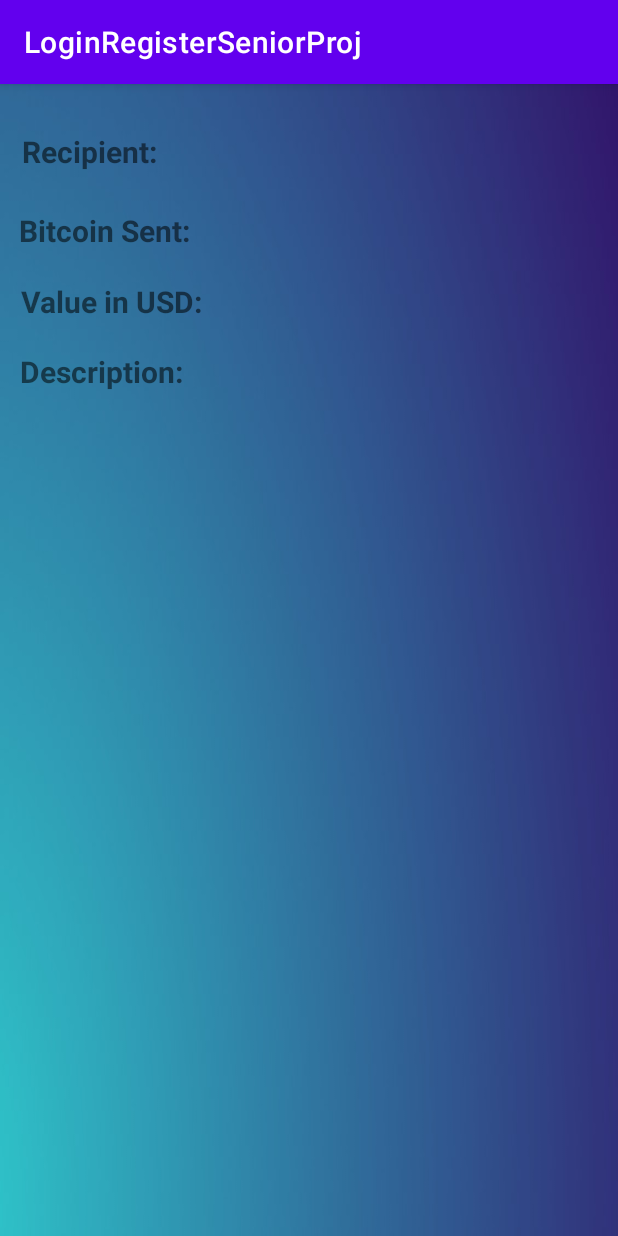
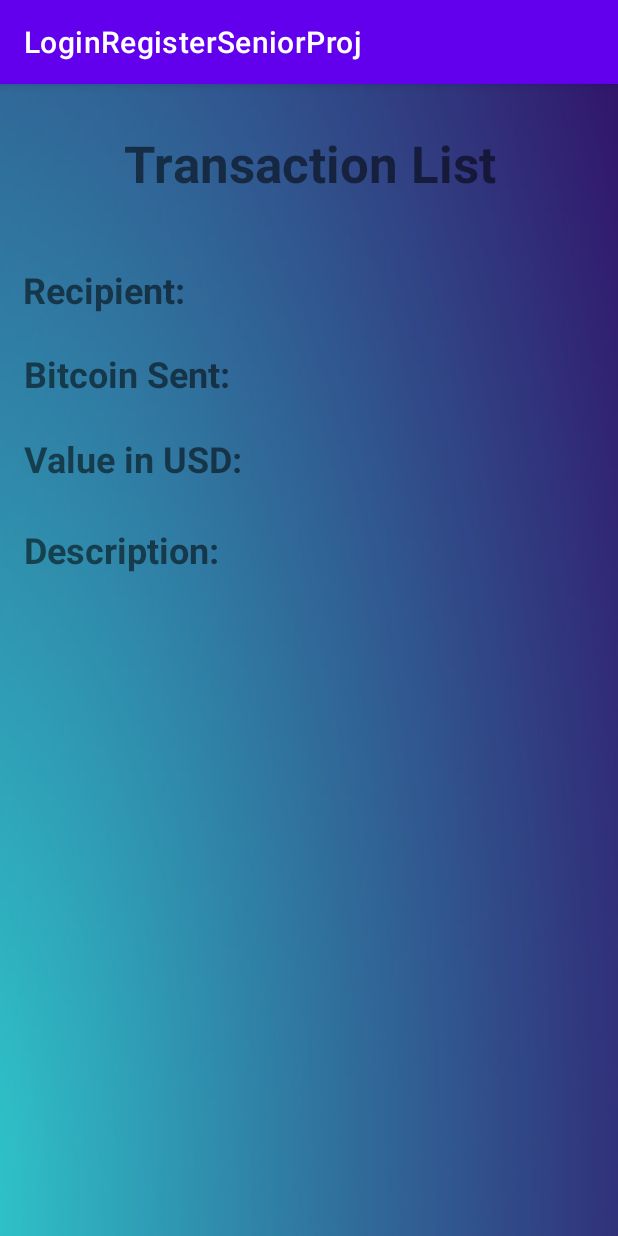
Before and after one commit to eddmarre/SmartSave, an Android app: the CryptoTransactionsList screen opened directly, with no data from a screen before it, on a phone screen of 412 x 824 dp. Run offline under Robolectric (Android 15) with nearby library versions, the phone set to English and light mode, and no system bars.

Commit message:
Adjusted text for transaction list

```diff
--- a/app/src/main/res/layout/activity_crypto_transactions.xml
+++ b/app/src/main/res/layout/activity_crypto_transactions.xml
@@ -18,7 +18,7 @@
 -->
     <androidx.cardview.widget.CardView
         android:layout_width="372dp"
-        android:layout_height="298dp"
+        android:layout_height="0dp"
         android:layout_margin="10dp"
         android:layout_weight="1"
         card_view:cardBackgroundColor="#0a3628"
@@ -107,6 +107,7 @@
                 android:textSize="20sp"
                 android:textStyle="bold" />
 
+
             <EditText
                 android:id="@+id/usdvalueid"
                 android:layout_width="match_parent"
@@ -142,6 +143,19 @@
                 android:textSize="20sp"
                 android:textStyle="bold" />
 
+            <Button
+                android:id="@+id/cryptoconvertbtn"
+                android:layout_width="wrap_content"
+                android:layout_gravity="center"
+                android:layout_height="wrap_content"
+                android:onClick="convertonclick"
+                android:text="@string/_convertbtn"
+                android:fontFamily="serif"
+                android:textColor="#fff"
+                android:background="#000000"
+                android:textStyle="bold"
+                android:clickable="true"
+                android:focusable="true" />
 
             <Button
                 android:id="@+id/sendbtn1"
@@ -152,16 +166,12 @@
                 android:background="#000000"
                 android:fontFamily="serif"
                 android:onClick="doSend"
-                android:text="Send"
+                android:text="@string/_sendbtn"
                 android:textColor="#fff"
-                android:textStyle="bold" />
+                android:textStyle="bold"
+                android:clickable="true"
+                android:focusable="true" />
 
-            <Button
-                android:id="@+id/cryptoconvertbtn"
-                android:layout_width="match_parent"
-                android:layout_height="wrap_content"
-                android:onClick="convertonclick"
-                android:text="Convert" />
 
         </LinearLayout>
 
--- a/app/src/main/res/layout/activity_crypto_transactions_list.xml
+++ b/app/src/main/res/layout/activity_crypto_transactions_list.xml
@@ -13,107 +13,121 @@
         android:id="@+id/showBTCValue"
         android:layout_width="wrap_content"
         android:layout_height="wrap_content"
-        android:text="TextView"
-        android:textSize="20sp"
+        android:text="@string/btcsenttxtview"
+        android:textSize="24sp"
         app:layout_constraintBottom_toBottomOf="parent"
         app:layout_constraintEnd_toEndOf="parent"
-        app:layout_constraintHorizontal_bias="0.0"
+        app:layout_constraintHorizontal_bias="0.05"
         app:layout_constraintStart_toEndOf="@+id/btcsenttext"
         app:layout_constraintTop_toTopOf="parent"
-        app:layout_constraintVertical_bias="0.113" />
+        app:layout_constraintVertical_bias="0.24" />
 
     <TextView
         android:id="@+id/showUSDValue"
         android:layout_width="wrap_content"
         android:layout_height="wrap_content"
-        android:text="TextView"
-        android:textSize="20sp"
+        android:text="@string/_usdvaluetxtview"
+        android:textSize="24sp"
         app:layout_constraintBottom_toBottomOf="parent"
         app:layout_constraintEnd_toEndOf="parent"
-        app:layout_constraintHorizontal_bias="0.035"
+        app:layout_constraintHorizontal_bias="0.125"
         app:layout_constraintStart_toEndOf="@+id/btcsenttext"
         app:layout_constraintTop_toTopOf="parent"
-        app:layout_constraintVertical_bias="0.177" />
+        app:layout_constraintVertical_bias="0.317" />
 
     <TextView
         android:id="@+id/showReciptextview"
         android:layout_width="wrap_content"
         android:layout_height="wrap_content"
-        android:text="TextView"
-        android:textSize="20sp"
+        android:text="@string/_reciptxtview"
+        android:textSize="24sp"
         app:layout_constraintBottom_toBottomOf="parent"
         app:layout_constraintEnd_toEndOf="parent"
-        app:layout_constraintHorizontal_bias="0.0"
+        app:layout_constraintHorizontal_bias="0.089"
         app:layout_constraintStart_toEndOf="@+id/reciptext"
         app:layout_constraintTop_toTopOf="parent"
-        app:layout_constraintVertical_bias="0.042" />
+        app:layout_constraintVertical_bias="0.164" />
 
     <TextView
         android:id="@+id/reciptext"
         android:layout_width="wrap_content"
         android:layout_height="wrap_content"
-        android:text="Recipient:"
-        android:textSize="20sp"
+        android:text="@string/recipient"
+        android:textSize="24sp"
         android:textStyle="bold"
         app:layout_constraintBottom_toBottomOf="parent"
         app:layout_constraintEnd_toEndOf="parent"
-        app:layout_constraintHorizontal_bias="0.045"
+        app:layout_constraintHorizontal_bias="0.05"
         app:layout_constraintStart_toStartOf="parent"
         app:layout_constraintTop_toTopOf="parent"
-        app:layout_constraintVertical_bias="0.042" />
+        app:layout_constraintVertical_bias="0.164" />
 
     <TextView
         android:id="@+id/btcsenttext"
         android:layout_width="wrap_content"
         android:layout_height="wrap_content"
-        android:text="Bitcoin Sent:"
-        android:textSize="20sp"
+        android:text="@string/bitcoin_sent"
+        android:textSize="24sp"
         android:textStyle="bold"
         app:layout_constraintBottom_toBottomOf="parent"
         app:layout_constraintEnd_toEndOf="parent"
-        app:layout_constraintHorizontal_bias="0.042"
+        app:layout_constraintHorizontal_bias="0.058"
         app:layout_constraintStart_toStartOf="parent"
         app:layout_constraintTop_toTopOf="parent"
-        app:layout_constraintVertical_bias="0.113" />
+        app:layout_constraintVertical_bias="0.24" />
 
     <TextView
         android:id="@+id/desctxt"
         android:layout_width="wrap_content"
         android:layout_height="wrap_content"
-        android:text="Description:"
-        android:textSize="20sp"
+        android:text="@string/description"
+        android:textSize="24sp"
         android:textStyle="bold"
         app:layout_constraintBottom_toBottomOf="parent"
         app:layout_constraintEnd_toEndOf="parent"
-        app:layout_constraintHorizontal_bias="0.043"
+        app:layout_constraintHorizontal_bias="0.056"
         app:layout_constraintStart_toStartOf="parent"
         app:layout_constraintTop_toTopOf="parent"
-        app:layout_constraintVertical_bias="0.24" />
+        app:layout_constraintVertical_bias="0.4" />
 
     <TextView
         android:id="@+id/showDescTxtView"
         android:layout_width="wrap_content"
         android:layout_height="wrap_content"
-        android:text="TextView"
-        android:textSize="20sp"
+        android:text="@string/textview"
+        android:textSize="24sp"
         app:layout_constraintBottom_toBottomOf="parent"
         app:layout_constraintEnd_toEndOf="parent"
-        app:layout_constraintHorizontal_bias="0.0"
+        app:layout_constraintHorizontal_bias="0.065"
         app:layout_constraintStart_toEndOf="@+id/desctxt"
         app:layout_constraintTop_toTopOf="parent"
-        app:layout_constraintVertical_bias="0.24" />
+        app:layout_constraintVertical_bias="0.4" />
 
     <TextView
         android:id="@+id/usdtext"
         android:layout_width="wrap_content"
         android:layout_height="wrap_content"
-        android:text="Value in USD:"
-        android:textSize="20sp"
+        android:text="@string/value_in_usd"
+        android:textSize="24sp"
         android:textStyle="bold"
         app:layout_constraintBottom_toBottomOf="parent"
         app:layout_constraintEnd_toEndOf="parent"
-        app:layout_constraintHorizontal_bias="0.049"
+        app:layout_constraintHorizontal_bias="0.06"
         app:layout_constraintStart_toStartOf="parent"
         app:layout_constraintTop_toTopOf="parent"
-        app:layout_constraintVertical_bias="0.177" />
+        app:layout_constraintVertical_bias="0.317" />
+
+    <TextView
+        android:id="@+id/textView4"
+        android:layout_width="277dp"
+        android:layout_height="53dp"
+        android:text="@string/transaction_list"
+        android:textAlignment="center"
+        android:textSize="34sp"
+        android:textStyle="bold"
+        app:layout_constraintBottom_toBottomOf="parent"
+        app:layout_constraintEnd_toEndOf="parent"
+        app:layout_constraintStart_toStartOf="parent"
+        app:layout_constraintTop_toTopOf="parent"
+        app:layout_constraintVertical_bias="0.042" />
 </androidx.constraintlayout.widget.ConstraintLayout>
--- a/app/src/main/res/values/strings.xml
+++ b/app/src/main/res/values/strings.xml
@@ -6,4 +6,15 @@
     <string name="scanhere">Scan here for Bitcoin address!</string>
     <string name="todo2">TODO2</string>
     <string name="transactions">Transactions</string>
+    <string name="recipient">Recipient:</string>
+    <string name="bitcoin_sent">Bitcoin Sent:</string>
+    <string name="transaction_list">Transaction List</string>
+    <string name="value_in_usd">Value in USD:</string>
+    <string name="textview">TextView</string>
+    <string name="description">Description:</string>
+    <string name="_reciptxtview">TextView</string>
+    <string name="_usdvaluetxtview">TextView</string>
+    <string name="btcsenttxtview">TextView</string>
+    <string name="_sendbtn">Send</string>
+    <string name="_convertbtn">Convert</string>
 </resources>
```
